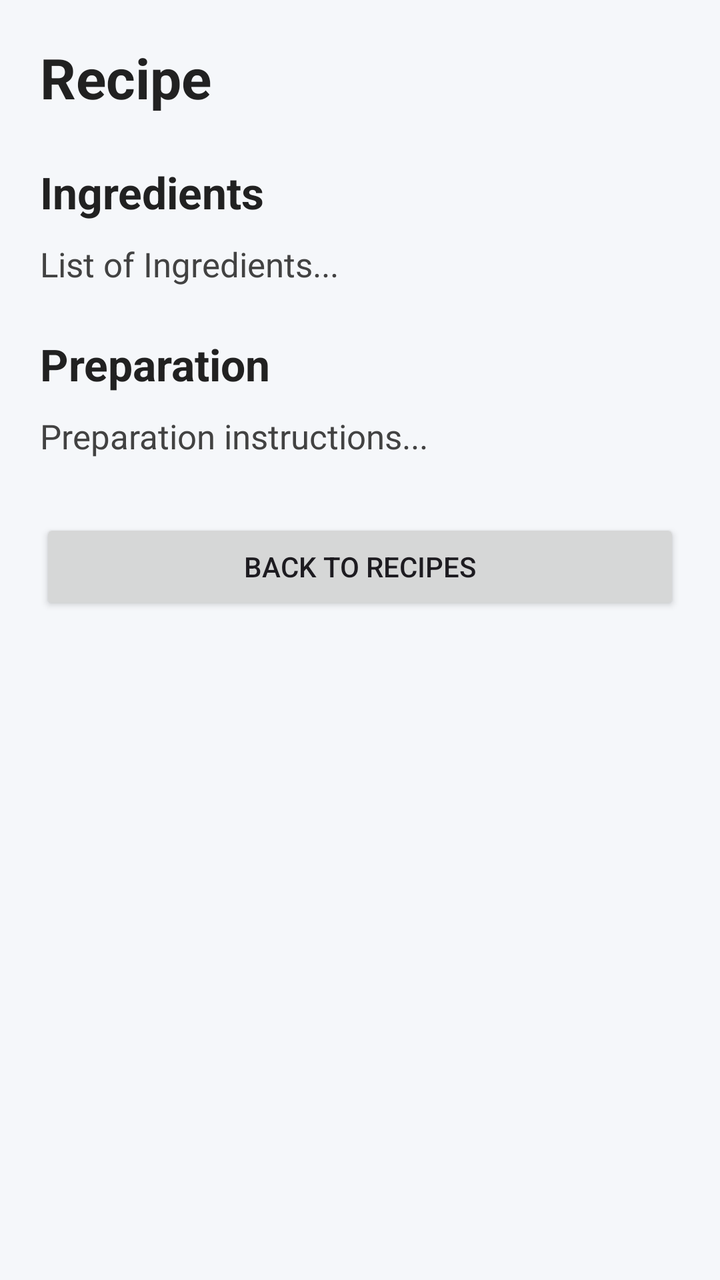
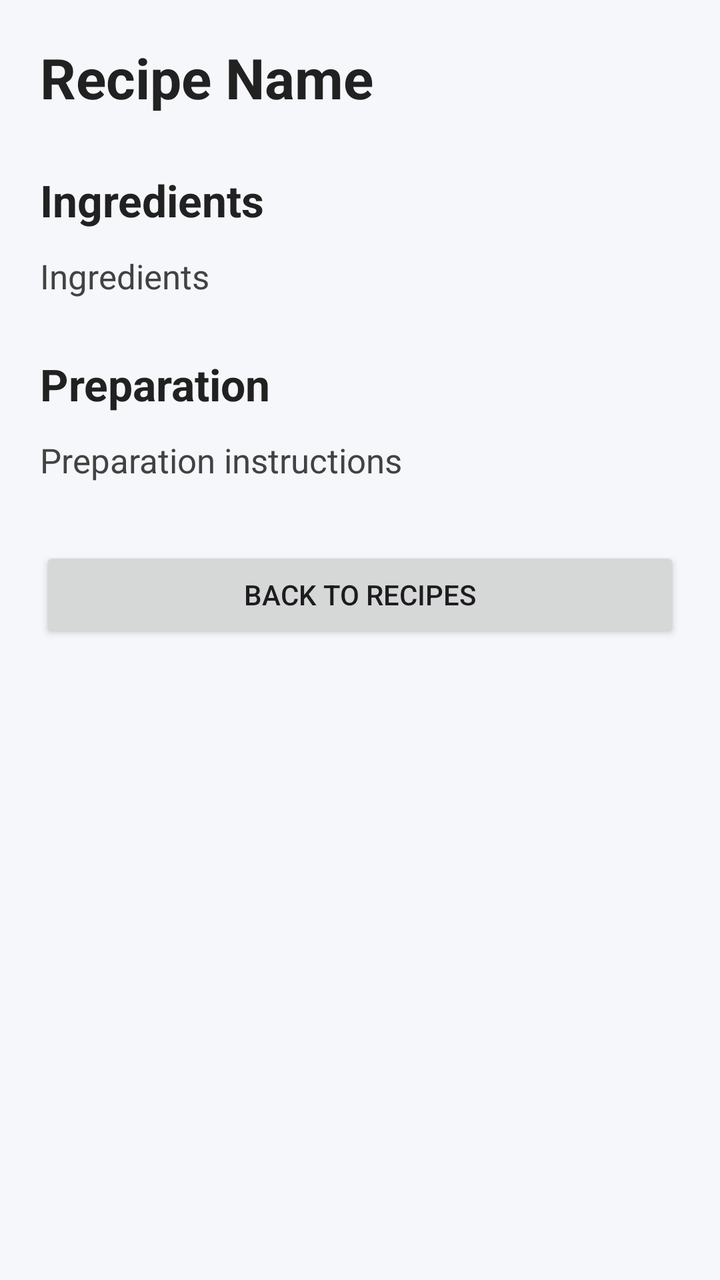

Compare the two renders of this Android layout. The source of the first and the diff that turns it into the second are given below.
<!-- AndroidManifest.xml: application theme Theme.MAD_Assignment -->
<!-- res/layout/activity_recipe_detail.xml -->
<?xml version="1.0" encoding="utf-8"?>
<ScrollView
    xmlns:android="http://schemas.android.com/apk/res/android"
    android:layout_width="match_parent"
    android:layout_height="match_parent"
    android:background="#F5F7FA">

    <LinearLayout
        android:layout_width="match_parent"
        android:layout_height="wrap_content"
        android:orientation="vertical"
        android:padding="20dp">

        <TextView
            android:id="@+id/tvRecipeDetailName"
            android:layout_width="match_parent"
            android:layout_height="wrap_content"
            android:text="Recipe"
            android:textSize="28sp"
            android:textStyle="bold"
            android:textColor="#212121" />

        <TextView
            android:layout_width="match_parent"
            android:layout_height="wrap_content"
            android:layout_marginTop="24dp"
            android:text="Ingredients"
            android:textSize="22sp"
            android:textStyle="bold"
            android:textColor="#212121" />

        <TextView
            android:id="@+id/tvRecipeIngredients"
            android:layout_width="match_parent"
            android:layout_height="wrap_content"
            android:layout_marginTop="10dp"
            android:text="List of Ingredients..."
            android:textSize="17sp"
            android:textColor="#424242" />

        <TextView
            android:layout_width="match_parent"
            android:layout_height="wrap_content"
            android:layout_marginTop="24dp"
            android:text="Preparation"
            android:textSize="22sp"
            android:textStyle="bold"
            android:textColor="#212121" />

        <TextView
            android:id="@+id/tvRecipeInstructions"
            android:layout_width="match_parent"
            android:layout_height="wrap_content"
            android:layout_marginTop="10dp"
            android:text="Preparation instructions..."
            android:textSize="17sp"
            android:textColor="#424242" />

        <Button
            android:id="@+id/btnBackFromRecipe"
            android:layout_width="match_parent"
            android:layout_height="wrap_content"
            android:layout_marginTop="30dp"
            android:text="Back to Recipes" />

    </LinearLayout>

</ScrollView>
<!-- resources referenced by this layout -->
<resources>
  <style name="Theme.MAD_Assignment" parent="Base.Theme.MAD_Assignment" />
  <style name="Base.Theme.MAD_Assignment" parent="Theme.Material3.DayNight.NoActionBar">
          
          
      </style>
</resources>

<!-- the commit's change to res/layout/activity_recipe_detail.xml (unified diff, before → after) -->
@@ -15,15 +15,17 @@
             android:id="@+id/tvRecipeDetailName"
             android:layout_width="match_parent"
             android:layout_height="wrap_content"
-            android:text="Recipe"
+            android:text="Recipe Name"
             android:textSize="28sp"
             android:textStyle="bold"
             android:textColor="#212121" />
 
+        
+
         <TextView
             android:layout_width="match_parent"
             android:layout_height="wrap_content"
-            android:layout_marginTop="24dp"
+            android:layout_marginTop="28dp"
             android:text="Ingredients"
             android:textSize="22sp"
             android:textStyle="bold"
@@ -33,15 +35,18 @@
             android:id="@+id/tvRecipeIngredients"
             android:layout_width="match_parent"
             android:layout_height="wrap_content"
-            android:layout_marginTop="10dp"
-            android:text="List of Ingredients..."
+            android:layout_marginTop="12dp"
+            android:lineSpacingExtra="6dp"
+            android:text="Ingredients"
             android:textSize="17sp"
             android:textColor="#424242" />
+
+        
 
         <TextView
             android:layout_width="match_parent"
             android:layout_height="wrap_content"
-            android:layout_marginTop="24dp"
+            android:layout_marginTop="28dp"
             android:text="Preparation"
             android:textSize="22sp"
             android:textStyle="bold"
@@ -51,8 +56,9 @@
             android:id="@+id/tvRecipeInstructions"
             android:layout_width="match_parent"
             android:layout_height="wrap_content"
-            android:layout_marginTop="10dp"
-            android:text="Preparation instructions..."
+            android:layout_marginTop="12dp"
+            android:lineSpacingExtra="8dp"
+            android:text="Preparation instructions"
             android:textSize="17sp"
             android:textColor="#424242" />
 
@@ -60,7 +66,7 @@
             android:id="@+id/btnBackFromRecipe"
             android:layout_width="match_parent"
             android:layout_height="wrap_content"
-            android:layout_marginTop="30dp"
+            android:layout_marginTop="32dp"
             android:text="Back to Recipes" />
 
     </LinearLayout>
